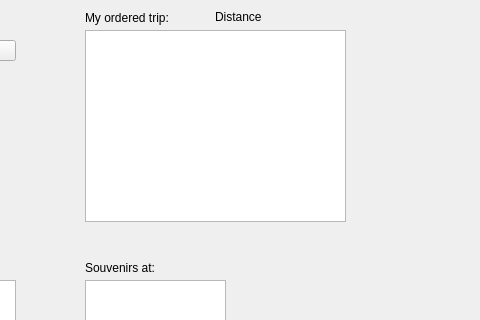
Qt form tripplanner.ui (rizzi-trevor/Proj2TempRepo) before a commit; both pictures show x 625 to 1105 and y 0 to 320 of the 1105 by 685 pixel window.
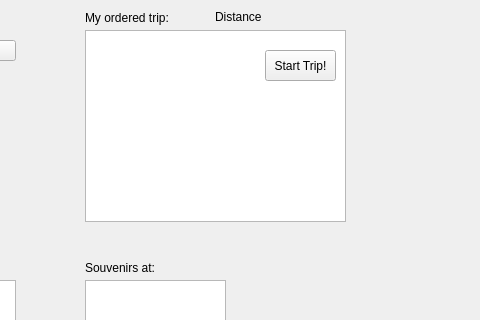
The same form after that commit.

The edit to the form file:
```diff
--- a/tripplanner.ui
+++ b/tripplanner.ui
@@ -229,6 +229,32 @@
     <string>Display</string>
    </property>
   </widget>
+  <widget class="QPushButton" name="start">
+   <property name="geometry">
+    <rect>
+     <x>890</x>
+     <y>50</y>
+     <width>71</width>
+     <height>31</height>
+    </rect>
+   </property>
+   <property name="text">
+    <string>Start Trip!</string>
+   </property>
+  </widget>
+  <widget class="QLabel" name="startLabel">
+   <property name="geometry">
+    <rect>
+     <x>980</x>
+     <y>50</y>
+     <width>141</width>
+     <height>31</height>
+    </rect>
+   </property>
+   <property name="text">
+    <string/>
+   </property>
+  </widget>
  </widget>
  <resources/>
  <connections>
```
Left out of the diff: 17 changed lines with no effect on the pictures.
